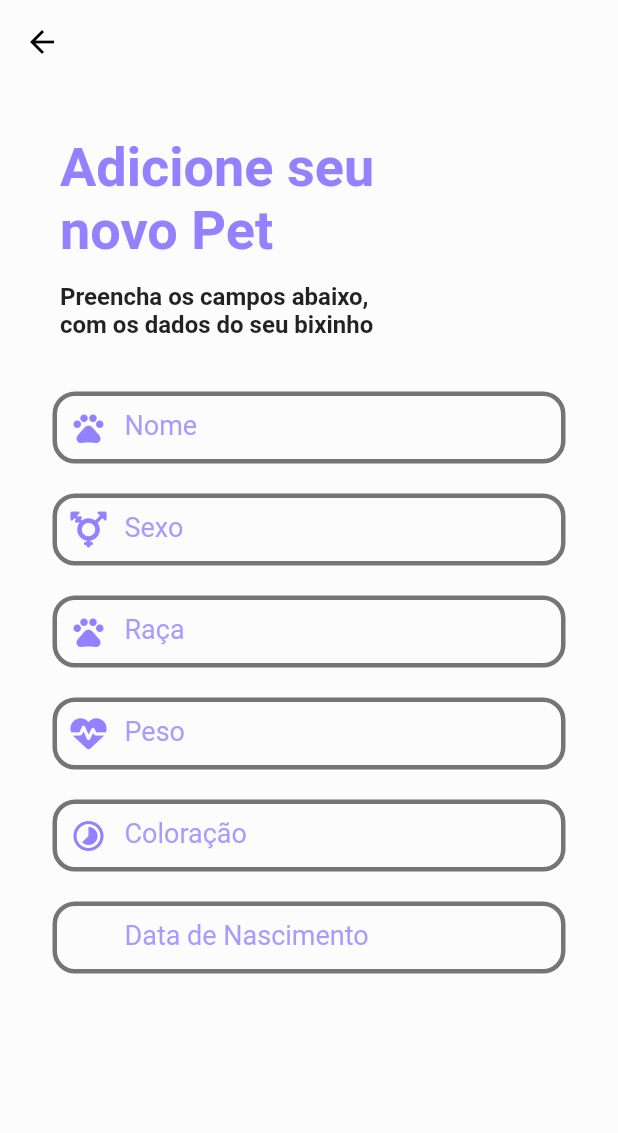
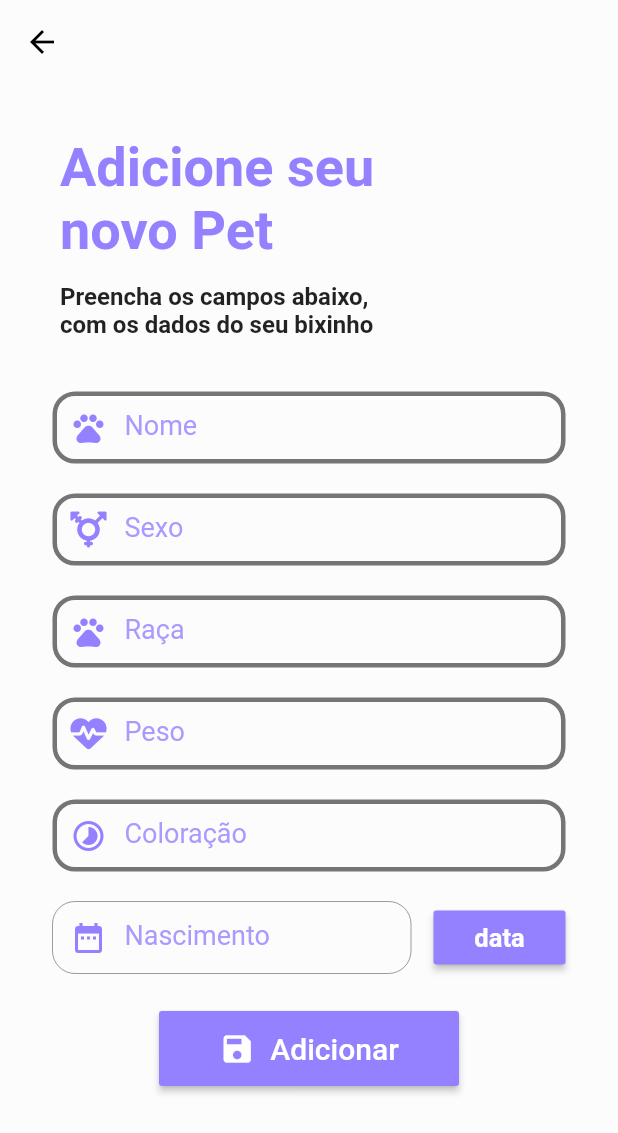
Before and after one commit to GabrielDimaa/Pets_Wallet, a Flutter app: the screen it shows after launch, after a tap on the "add circle" icon, on a phone screen of 412 x 824 dp. Shown: the top 1133 px of the screen. Run offline on Flutter 3.47's test engine with Material 2 defaults, Android fonts, the phone set to English and light mode, and no system bars; our stand-ins replace fluttericon.

Commit message:
layout formScreen finalizado com DatePicker

```diff
--- a/lib/main.dart
+++ b/lib/main.dart
@@ -1,4 +1,5 @@
 import 'package:flutter/material.dart';
+import 'package:flutter_localizations/flutter_localizations.dart';
 import 'package:pets_wallet/screens/home_screen.dart';
 
 void main() {
@@ -17,6 +18,11 @@ class MyApp extends StatelessWidget {
 				scaffoldBackgroundColor: Color(0xFFFCFCFC),
 				visualDensity: VisualDensity.adaptivePlatformDensity
 			),
+			localizationsDelegates: [
+				GlobalMaterialLocalizations.delegate,
+				GlobalWidgetsLocalizations.delegate
+			],
+			supportedLocales: [const Locale('pt', 'BR')],
 			debugShowCheckedModeBanner: false,
 			home: HomeScreen()
 		);
--- a/lib/screens/form_screen.dart
+++ b/lib/screens/form_screen.dart
@@ -1,14 +1,18 @@
 import 'package:flutter/material.dart';
 import 'package:fluttericon/font_awesome_icons.dart';
 
-class FormScreen extends StatelessWidget {
+class FormScreen extends StatefulWidget {
+	@override
+	_FormScreenState createState() => _FormScreenState();
+}
 
-	Color _color;
+class _FormScreenState extends State<FormScreen> {
+	Color _primaryColor;
 
 	final _formKey = GlobalKey<FormState>();
 
 	final _nameController = TextEditingController();
-	final _dateController = TextEditingController();
+	var _dateController = new TextEditingController();
 	final _breedController = TextEditingController();
 	final _genderController = TextEditingController();
 	final _weightController = TextEditingController();
@@ -16,7 +20,7 @@ class FormScreen extends StatelessWidget {
 
 	@override
 	Widget build(BuildContext context) {
-		_color =  Theme.of(context).primaryColor;
+		_primaryColor =  Theme.of(context).primaryColor;
 		return Scaffold(
 			appBar: AppBar(
 				title: Text(""),
@@ -38,7 +42,7 @@ class FormScreen extends StatelessWidget {
 											style: TextStyle(
 												fontSize: 36.0,
 												fontWeight: FontWeight.bold,
-												color: _color
+												color: _primaryColor
 											)
 										)
 									),
@@ -94,12 +98,63 @@ class FormScreen extends StatelessWidget {
 										error: "Cor não Informado!"
 									),
 									SizedBox(height: 20.0),
-									textFormField(
-										label: "Data de Nascimento",
-										controller: _colorController,
-										error: "Data não Informado!"
+									Container(
+										width: double.infinity,
+										child: Row(
+											mainAxisAlignment: MainAxisAlignment.spaceBetween,
+											children: <Widget>[
+												Expanded(
+													child:textFormField(
+														label: "Nascimento",
+														controller: _dateController,
+														icon: Icons.date_range,
+														error: "Data não Informado!",
+														enabled: false
+													),
+												),
+												Padding(
+													padding: EdgeInsets.only(left: 15.0),
+													child: RaisedButton(
+														onPressed: () => _dateCalender(context), // Refer step 3
+														child: Text("data",
+															style:
+																TextStyle(
+																	color: Colors.white,
+																	fontWeight: FontWeight.bold,
+																	fontSize: 17.0
+																),
+														),
+														color: _primaryColor,
+													),
+												)
+											]
+										)
 									)
 								]
+							)
+						),
+						SizedBox(height: 25.0),
+						ButtonTheme(
+							minWidth: 200.0,
+							height: 50.0,
+							buttonColor: _primaryColor,
+							child: RaisedButton(
+								onPressed: () {},
+								child: Wrap(
+									crossAxisAlignment: WrapCrossAlignment.center,
+									children: [
+										Padding(
+											padding: EdgeInsets.only(right: 10.0),
+											child: Icon(Icons.save, color: Colors.white)
+										),
+										Text('Adicionar',
+											style: TextStyle(
+												color: Colors.white,
+												fontSize: 20.0
+											)
+										),
+									]
+								)
 							)
 						)
 					]
@@ -109,22 +164,23 @@ class FormScreen extends StatelessWidget {
 	}
 
 	Widget textFormField({String label, TextEditingController controller,
-		String error, IconData icon, bool keyboard}) {
+		String error, IconData icon, bool keyboard, bool enabled}) {
 
 		return TextFormField(
 			keyboardType: keyboard != null ? TextInputType.number : TextInputType.text,
-			style: TextStyle(color: _color, fontSize: 17),
+			enabled: enabled != null ? enabled : true,
+			style: TextStyle(color: _primaryColor, fontSize: 17),
 			textAlign: TextAlign.center,
 			decoration: InputDecoration(
-				prefixIcon: Icon(icon, color: _color),
+				prefixIcon: Icon(icon, color: _primaryColor),
 				contentPadding: EdgeInsets.symmetric(horizontal: 15.0),
 				labelText: label,
 				labelStyle: TextStyle(
-					color: _color.withOpacity(0.8),
+					color: _primaryColor.withOpacity(0.8),
 					fontSize: 18.0,
 				),
 				border: OutlineInputBorder(
-					borderSide: BorderSide(color: _color, width: 3.0),
+					borderSide: BorderSide(color: _primaryColor, width: 3.0),
 					borderRadius: BorderRadius.all(Radius.circular(15.0)),
 				),
 				enabledBorder: OutlineInputBorder(
@@ -132,7 +188,7 @@ class FormScreen extends StatelessWidget {
 					borderRadius: BorderRadius.all(Radius.circular(15.0))
 				),
 				focusedBorder: OutlineInputBorder(
-					borderSide: BorderSide(color: _color, width: 3.0),
+					borderSide: BorderSide(color: _primaryColor, width: 3.0),
 					borderRadius: BorderRadius.all(Radius.circular(15.0))
 				),
 			),
@@ -142,4 +198,34 @@ class FormScreen extends StatelessWidget {
 			controller: controller
 		);
 	}
+
+	void _dateCalender(BuildContext context) async {
+		final DateTime _selectedDate = DateTime.now();
+
+		final DateTime picked = await showDatePicker(
+			context: context,
+			initialDate: _selectedDate, // Refer step 1
+			firstDate: DateTime(2000),
+			lastDate: _selectedDate,
+		);
+		if (picked != null && picked != _selectedDate) {
+			setState(() {
+				_formatDate(picked.toString().substring(0, 10));
+			});
+		}
+	}
+
+	void _formatDate(String data) {
+		String year = data.substring(0, 4);
+		String month = data.substring(5, 7);
+		String day = data.substring(8, 10);
+		String dataFormated = "${day}/${month}/${year}";
+		_dateController.text = dataFormated;
+		_dateController.value = TextEditingValue(
+			text: dataFormated,
+			selection: TextSelection.fromPosition(
+				TextPosition(offset: dataFormated.length),
+			),
+		);
+	}
 }
--- a/pubspec.yaml
+++ b/pubspec.yaml
@@ -27,6 +27,9 @@ dependencies:
   cupertino_icons: ^1.0.0
   fluttericon: ^1.0.7
   mask_shifter: ^0.1.0
+
+  flutter_localizations:
+    sdk: flutter
 
 dev_dependencies:
   flutter_test:
```
Also changed, not shown: pubspec.lock.
